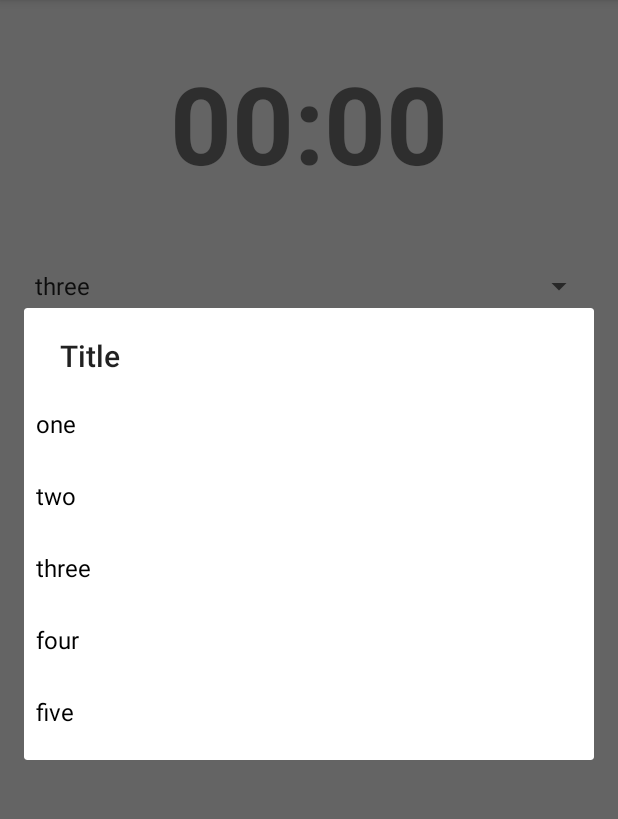
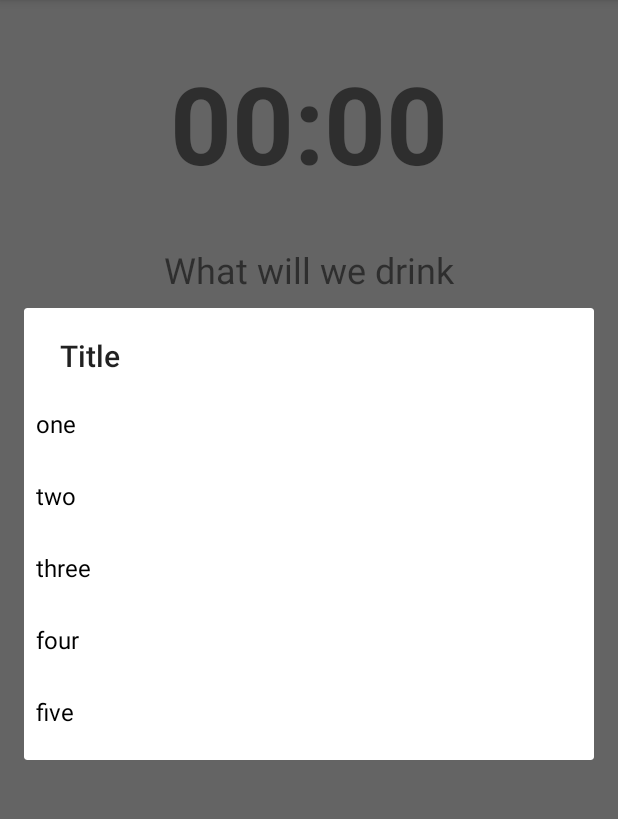
Before and after one commit to AVM82/android-lesson6, an Android app: the screen it shows after launch (MainActivity), after a tap on "three", on a phone screen of 412 x 824 dp, the part 84-903 px from its top. Run offline under Robolectric (Android 15) with nearby library versions, the phone set to English and light mode, and no system bars; our stand-ins replace Timber; libraries missing offline, so code that uses them is left out: io.realm; 2 statements that could not run were skipped.

Commit message:
add spinner item layout

```diff
--- a/app/src/main/java/org/avm/lesson6/view/MainActivity.java
+++ b/app/src/main/java/org/avm/lesson6/view/MainActivity.java
@@ -34,7 +34,7 @@ public class MainActivity extends AppCompatActivity implements IMainActivity {
         Realm.init(getApplicationContext());
         realm = Realm.getDefaultInstance();
 
-        ArrayAdapter<String> adapter = new ArrayAdapter<String>(this, android.R.layout.simple_spinner_item, data);
+        ArrayAdapter<String> adapter = new ArrayAdapter<String>(this, R.layout.spinner_item, data);
         adapter.setDropDownViewResource(android.R.layout.simple_spinner_dropdown_item);
 
         Spinner spinner = (Spinner) findViewById(R.id.spinner);
--- a/app/src/main/res/layout/activity_main.xml
+++ b/app/src/main/res/layout/activity_main.xml
@@ -15,6 +15,14 @@
         android:textAlignment="center"
         android:textSize="72sp"
         android:textStyle="bold" />
+
+    <TextView
+        android:id="@+id/textView"
+        android:layout_width="match_parent"
+        android:layout_height="wrap_content"
+        android:textAlignment="center"
+        android:textSize="24sp"
+        android:text="@string/text_for_spinner" />
 
     <Spinner
         android:id="@+id/spinner"
--- /dev/null
+++ b/app/src/main/res/layout/spinner_item.xml
@@ -0,0 +1,11 @@
+<?xml version="1.0" encoding="utf-8"?>
+
+<TextView
+    xmlns:android="http://schemas.android.com/apk/res/android"
+    android:layout_width="match_parent"
+    android:layout_height="wrap_content"
+    android:textSize="32sp"
+    android:gravity="center"
+    android:textColor="@color/colorPrimaryDark"
+    android:padding="5dip"
+    />
--- a/app/src/main/res/values/strings.xml
+++ b/app/src/main/res/values/strings.xml
@@ -6,4 +6,5 @@
     <string name="enter_the_name_of_the_new_drink">Enter the name of the new drink</string>
     <string name="save">SAVE</string>
     <string name="cancel">CANCEL</string>
+    <string name="text_for_spinner">What will we drink</string>
 </resources>
```
